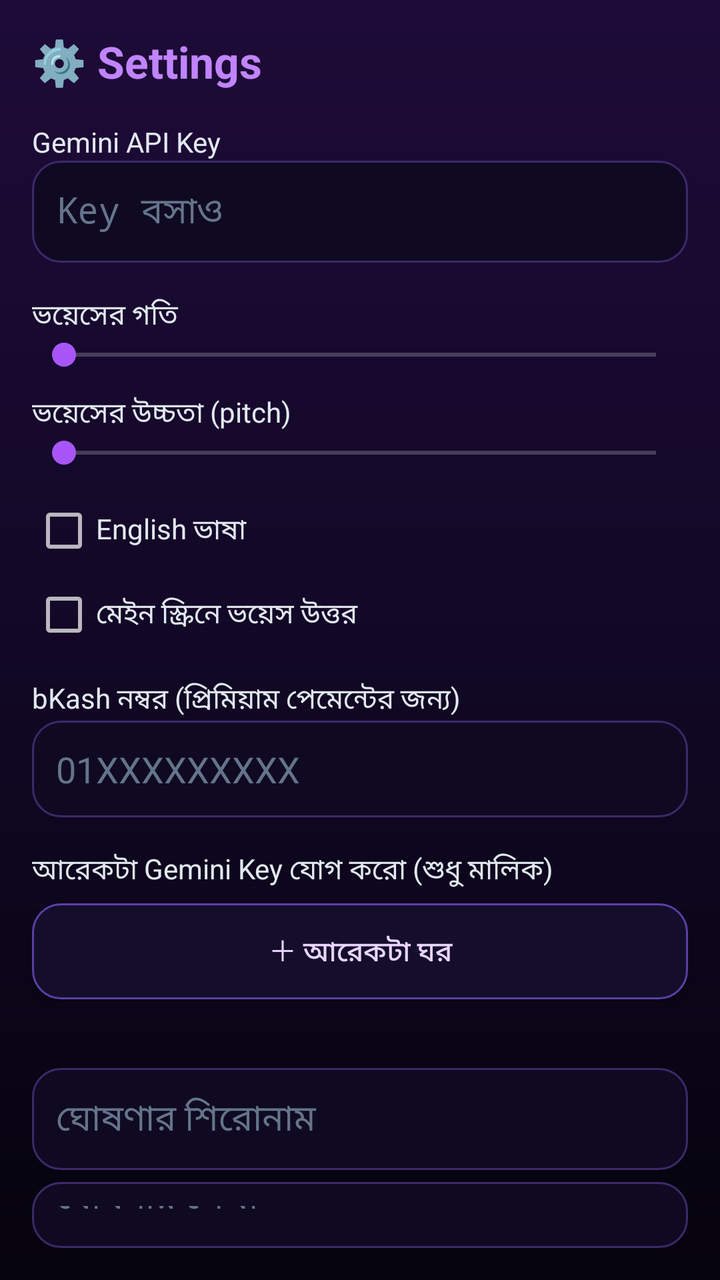
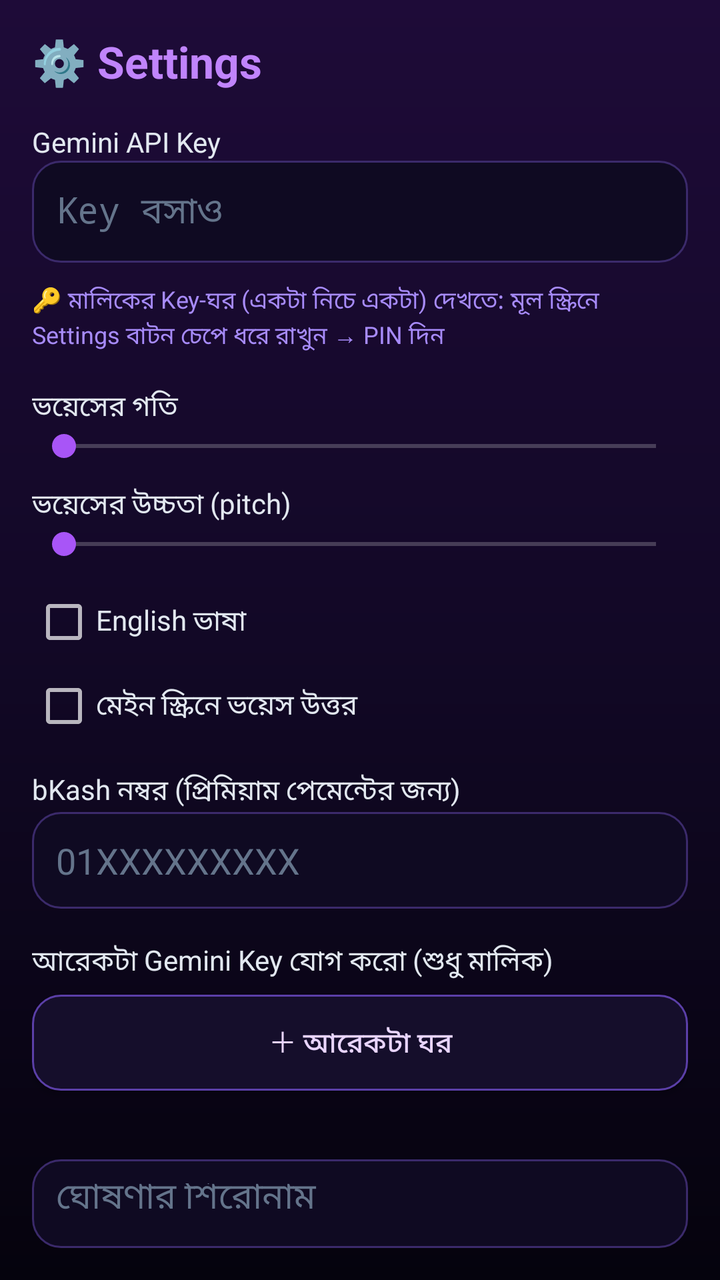

Compare the two renders of this Android layout. The source of the first and the diff that turns it into the second are given below.
<!-- AndroidManifest.xml: application theme AppTheme -->
<!-- res/layout/activity_settings.xml -->
<?xml version="1.0" encoding="utf-8"?>
<LinearLayout xmlns:android="http://schemas.android.com/apk/res/android"
    android:layout_width="match_parent"
    android:layout_height="match_parent"
    android:background="@drawable/bg_main"
    android:orientation="vertical"
    android:padding="16dp">

    <TextView
        android:layout_width="match_parent"
        android:layout_height="wrap_content"
        android:text="⚙️ Settings"
        android:textColor="#C084FC"
        android:textSize="22sp"
        android:textStyle="bold" />

    <TextView
        android:layout_width="match_parent"
        android:layout_height="wrap_content"
        android:layout_marginTop="16dp"
        android:text="Gemini API Key"
        android:textColor="#E2E8F0" />

    <EditText
        android:id="@+id/setKey"
        android:layout_width="match_parent"
        android:layout_height="wrap_content"
        android:background="@drawable/bg_input"
        android:hint="Key বসাও"
        android:inputType="textPassword"
        android:padding="12dp"
        android:textColor="#E8F4FF"
        android:textColorHint="#64748B" />

    <TextView
        android:layout_width="match_parent"
        android:layout_height="wrap_content"
        android:layout_marginTop="16dp"
        android:text="ভয়েসের গতি"
        android:textColor="#E2E8F0" />

    <SeekBar
        android:id="@+id/setSpeed"
        android:layout_width="match_parent"
        android:layout_height="wrap_content"
        android:max="20" />

    <TextView
        android:layout_width="match_parent"
        android:layout_height="wrap_content"
        android:layout_marginTop="10dp"
        android:text="ভয়েসের উচ্চতা (pitch)"
        android:textColor="#E2E8F0" />

    <SeekBar
        android:id="@+id/setPitch"
        android:layout_width="match_parent"
        android:layout_height="wrap_content"
        android:max="20" />

    <CheckBox
        android:id="@+id/setEnglish"
        android:layout_width="match_parent"
        android:layout_height="wrap_content"
        android:layout_marginTop="14dp"
        android:text="English ভাষা"
        android:textColor="#E2E8F0" />

    <CheckBox
        android:id="@+id/setMainVoice"
        android:layout_width="match_parent"
        android:layout_height="wrap_content"
        android:layout_marginTop="10dp"
        android:text="মেইন স্ক্রিনে ভয়েস উত্তর"
        android:textColor="#E2E8F0" />

    <TextView
        android:layout_width="match_parent"
        android:layout_height="wrap_content"
        android:layout_marginTop="16dp"
        android:text="bKash নম্বর (প্রিমিয়াম পেমেন্টের জন্য)"
        android:textColor="#E2E8F0" />

    <EditText
        android:id="@+id/setBkash"
        android:layout_width="match_parent"
        android:layout_height="wrap_content"
        android:background="@drawable/bg_input"
        android:hint="01XXXXXXXXX"
        android:inputType="phone"
        android:padding="12dp"
        android:textColor="#E8F4FF"
        android:textColorHint="#64748B" />

    <TextView
        android:id="@+id/setKeyLabel"
        android:layout_width="match_parent"
        android:layout_height="wrap_content"
        android:layout_marginTop="16dp"
        android:text="আরেকটা Gemini Key যোগ করো (শুধু মালিক)"
        android:textColor="#E2E8F0" />

    <LinearLayout
        android:id="@+id/setKeysList"
        android:layout_width="match_parent"
        android:layout_height="wrap_content"
        android:orientation="vertical" />

    <Button
        android:id="@+id/setAddKeyRow"
        android:layout_width="match_parent"
        android:layout_height="wrap_content"
        android:layout_marginTop="6dp"
        android:background="@drawable/btn_secondary"
        android:text="＋ আরেকটা ঘর"
        android:textColor="#E9D5FF" />

    <TextView
        android:id="@+id/setKeyCount"
        android:layout_width="match_parent"
        android:layout_height="wrap_content"
        android:layout_marginTop="8dp"
        android:textColor="#94A3B8"
        android:textSize="12sp" />

    <EditText
        android:id="@+id/setAnnounceTitle"
        android:layout_width="match_parent"
        android:layout_height="wrap_content"
        android:layout_marginTop="10dp"
        android:background="@drawable/bg_input"
        android:hint="ঘোষণার শিরোনাম"
        android:padding="12dp"
        android:textColor="#E8F4FF"
        android:textColorHint="#64748B" />

    <EditText
        android:id="@+id/setAnnounceBody"
        android:layout_width="match_parent"
        android:layout_height="wrap_content"
        android:layout_marginTop="6dp"
        android:background="@drawable/bg_input"
        android:hint="ঘোষণার লেখা"
        android:padding="12dp"
        android:textColor="#E8F4FF"
        android:textColorHint="#64748B" />

    <EditText
        android:id="@+id/setServerToken"
        android:layout_width="match_parent"
        android:layout_height="wrap_content"
        android:layout_marginTop="6dp"
        android:background="@drawable/bg_input"
        android:hint="সার্ভার টোকেন"
        android:inputType="textPassword"
        android:padding="12dp"
        android:textColor="#E8F4FF"
        android:textColorHint="#64748B" />

    <Button
        android:id="@+id/setSendAnnounce"
        android:layout_width="match_parent"
        android:layout_height="wrap_content"
        android:layout_marginTop="6dp"
        android:background="@drawable/btn_primary"
        android:text="📢 ঘোষণা পাঠাও"
        android:textColor="#FFFFFF" />

    <Button
        android:id="@+id/setClearKeys"
        android:layout_width="match_parent"
        android:layout_height="wrap_content"
        android:layout_marginTop="8dp"
        android:background="@drawable/btn_secondary"
        android:text="সব Key মুছো"
        android:textColor="#E9D5FF" />

    <Button
        android:id="@+id/setSave"
        android:layout_width="match_parent"
        android:layout_height="wrap_content"
        android:layout_marginTop="18dp"
        android:background="@drawable/btn_primary"
        android:text="সেভ করো"
        android:textColor="#FFFFFF"
        android:textStyle="bold" />

    <TextView
        android:id="@+id/setInfo"
        android:layout_width="match_parent"
        android:layout_height="wrap_content"
        android:layout_marginTop="14dp"
        android:textColor="#94A3B8"
        android:textSize="12sp" />
</LinearLayout>
<!-- resources referenced by this layout -->
<resources>
  <!-- drawable bg_input (drawable) -->
  <?xml version="1.0" encoding="utf-8"?>
  <shape xmlns:android="http://schemas.android.com/apk/res/android" android:shape="rectangle">
      <corners android:radius="14dp" />
      <solid android:color="#0F0A22" />
      <stroke android:width="1dp" android:color="#3B2A6B" />
  </shape>
  <!-- drawable bg_main (drawable) -->
  <?xml version="1.0" encoding="utf-8"?>
  <shape xmlns:android="http://schemas.android.com/apk/res/android" android:shape="rectangle">
      <gradient
          android:angle="270"
          android:startColor="#1E0B38"
          android:centerColor="#120826"
          android:endColor="#05030D" />
  </shape>
  <!-- drawable btn_primary (drawable) -->
  <?xml version="1.0" encoding="utf-8"?>
  <shape xmlns:android="http://schemas.android.com/apk/res/android" android:shape="rectangle">
      <corners android:radius="28dp" />
      <gradient android:startColor="#D8B4FE" android:endColor="#9333EA" android:angle="0" />
      <stroke android:width="1.5dp" android:color="#E9D5FF" />
  </shape>
  <!-- drawable btn_secondary (drawable) -->
  <?xml version="1.0" encoding="utf-8"?>
  <shape xmlns:android="http://schemas.android.com/apk/res/android" android:shape="rectangle">
      <corners android:radius="14dp" />
      <solid android:color="#150E2B" />
      <stroke android:width="1dp" android:color="#5B3FA8" />
  </shape>
  <style name="AppTheme" parent="android:Theme.Material.NoActionBar">
          <item name="android:windowBackground">#05030D</item>
          <item name="android:colorAccent">#A855F7</item>
          <item name="android:statusBarColor">#05030D</item>
          <item name="android:navigationBarColor">#05030D</item>
          <item name="android:windowLightStatusBar">false</item>
      </style>
</resources>

<!-- the commit's change to res/layout/activity_settings.xml (unified diff, before → after) -->
@@ -35,6 +35,14 @@
     <TextView
         android:layout_width="match_parent"
         android:layout_height="wrap_content"
+        android:layout_marginTop="10dp"
+        android:text="🔑 মালিকের Key-ঘর (একটা নিচে একটা) দেখতে: মূল স্ক্রিনে Settings বাটন চেপে ধরে রাখুন → PIN দিন"
+        android:textColor="#A78BFA"
+        android:textSize="12sp" />
+
+    <TextView
+        android:layout_width="match_parent"
+        android:layout_height="wrap_content"
         android:layout_marginTop="16dp"
         android:text="ভয়েসের গতি"
         android:textColor="#E2E8F0" />
